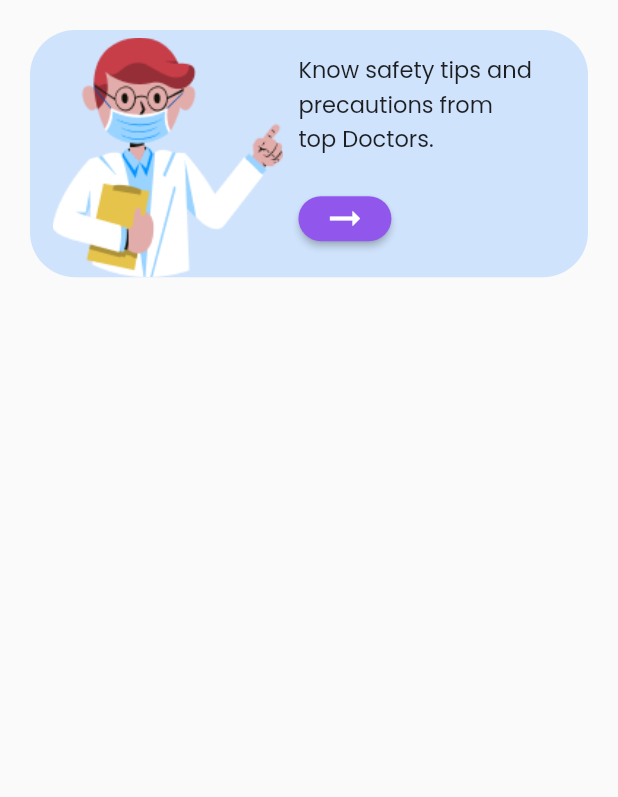
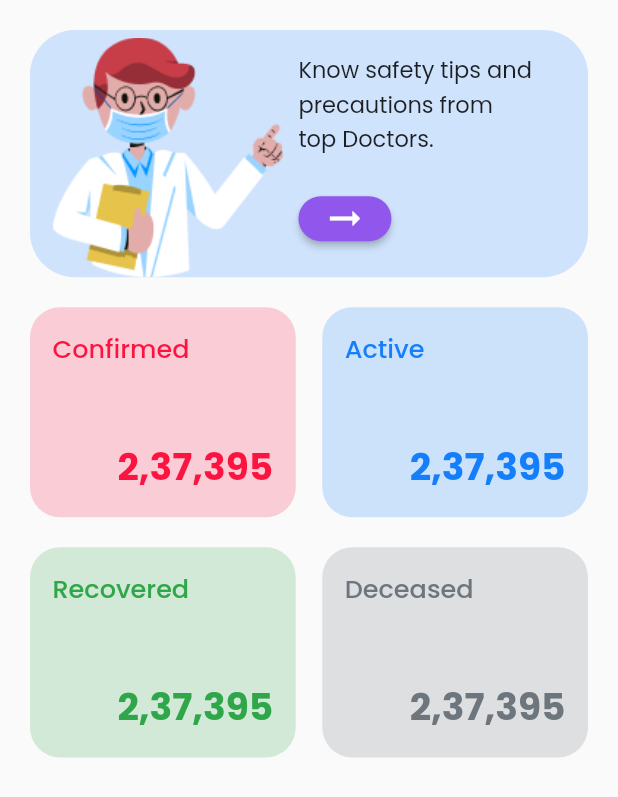
Before and after one commit to saydinaambiya/covid19_summary, a Flutter app: the HomePage screen opened by its route, on a phone screen of 412 x 824 dp. Shown: the top 797 px of the screen. Run offline on Flutter 3.47's test engine with Material 2 defaults, Android fonts, the phone set to English and light mode, and no system bars; our stand-ins replace font_awesome_flutter, google_fonts.

Commit message:
add stats card

```diff
--- a/lib/screens/home.dart
+++ b/lib/screens/home.dart
@@ -1,3 +1,6 @@
+import 'package:covid19_app/theme/color.dart';
+import 'package:covid19_app/theme/font.dart';
+import 'package:covid19_app/widgets/stats.dart';
 import 'package:covid19_app/widgets/tips.dart';
 import 'package:flutter/material.dart';
 
@@ -8,7 +11,46 @@ class HomePage extends StatelessWidget {
   Widget build(BuildContext context) {
     return SafeArea(
         child: Scaffold(
-      body: TipsCard(),
+      body: Padding(
+        padding: const EdgeInsets.only(
+          left: 20,
+          right: 20,
+        ),
+        child: Column(
+          children: [
+            const TipsCard(),
+            Row(
+              children: [
+                StatsCard(
+                  titleStats: 'Confirmed',
+                  valueStats: '2,37,395',
+                  colorStats: redColor,
+                ),
+                const Spacer(),
+                StatsCard(
+                  titleStats: 'Active',
+                  valueStats: '2,37,395',
+                  colorStats: blueColor,
+                ),
+              ],
+            ),
+            Row(
+              children: [
+                StatsCard(
+                    titleStats: 'Recovered',
+                    valueStats: '2,37,395',
+                    colorStats: greenColor),
+                const Spacer(),
+                StatsCard(
+                  titleStats: 'Deceased',
+                  valueStats: '2,37,395',
+                  colorStats: greyColor,
+                ),
+              ],
+            ),
+          ],
+        ),
+      ),
     ));
   }
 }
--- a/lib/screens/onboarding.dart
+++ b/lib/screens/onboarding.dart
@@ -1,5 +1,5 @@
-import 'package:covid19_app/theme/color_style.dart';
-import 'package:covid19_app/theme/font_style.dart';
+import 'package:covid19_app/theme/color.dart';
+import 'package:covid19_app/theme/font.dart';
 import 'package:flutter/material.dart';
 import 'package:font_awesome_flutter/font_awesome_flutter.dart';
 
--- /dev/null
+++ b/lib/theme/color.dart
@@ -0,0 +1,10 @@
+import 'package:flutter/material.dart';
+
+Color blackColor = const Color(0xFF000000);
+Color blueColor = const Color(0xFF157FFB);
+Color blueSoftColor = const Color(0xFFCFE3FC);
+Color greenColor = const Color(0xFF30A64A);
+Color greyColor = const Color(0xFF6D757D);
+Color purpleColor = const Color(0xFF9156EC);
+Color redColor = const Color(0xFFFC1441);
+Color whiteColor = const Color(0xFFFFFFFF);
--- a/lib/theme/color_style.dart
+++ /dev/null
@@ -1,6 +0,0 @@
-import 'package:flutter/material.dart';
-
-Color purpleColor = const Color(0xFF9156EC);
-Color whiteColor = const Color(0xFFFFFFFF);
-Color blueColor = const Color(0xFFCFE3FC);
-Color blackColor = const Color(0xFF000000);
--- a/lib/theme/font_style.dart
+++ b/lib/theme/font.dart
@@ -20,3 +20,19 @@ TextStyle semiboldFont = GoogleFonts.poppins(
   fontSize: 15,
   fontWeight: FontWeight.w700,
 );
+
+TextStyle titleCard(Color color) {
+  return GoogleFonts.poppins(
+    fontSize: 17,
+    fontWeight: FontWeight.w500,
+    color: color,
+  );
+}
+
+TextStyle valueCard(Color color) {
+  return GoogleFonts.poppins(
+    fontSize: 25,
+    fontWeight: FontWeight.w700,
+    color: color,
+  );
+}
--- /dev/null
+++ b/lib/widgets/stats.dart
@@ -0,0 +1,55 @@
+import 'package:covid19_app/theme/color.dart';
+import 'package:covid19_app/theme/font.dart';
+import 'package:flutter/material.dart';
+
+class StatsCard extends StatelessWidget {
+  const StatsCard({
+    Key? key,
+    required this.titleStats,
+    required this.valueStats,
+    required this.colorStats,
+  }) : super(key: key);
+
+  final String titleStats;
+  final String valueStats;
+  final Color colorStats;
+
+  @override
+  Widget build(BuildContext context) {
+    final mediaQueryHeight = MediaQuery.of(context).size.height;
+    final mediaQueryWidth = MediaQuery.of(context).size.width;
+    return Container(
+      margin: const EdgeInsets.only(
+        top: 20,
+      ),
+      height: mediaQueryHeight * 0.17,
+      width: mediaQueryWidth * 0.43,
+      decoration: BoxDecoration(
+        color: colorStats.withOpacity(0.2),
+        borderRadius: BorderRadius.circular(20),
+      ),
+      child: Padding(
+        padding: const EdgeInsets.all(15),
+        child: Column(
+          crossAxisAlignment: CrossAxisAlignment.start,
+          children: [
+            Text(
+              titleStats,
+              style: titleCard(colorStats),
+            ),
+            const Spacer(),
+            Row(
+              mainAxisAlignment: MainAxisAlignment.end,
+              children: [
+                Text(
+                  valueStats,
+                  style: valueCard(colorStats),
+                ),
+              ],
+            )
+          ],
+        ),
+      ),
+    );
+  }
+}
--- a/lib/widgets/tips.dart
+++ b/lib/widgets/tips.dart
@@ -1,5 +1,5 @@
-import 'package:covid19_app/theme/color_style.dart';
-import 'package:covid19_app/theme/font_style.dart';
+import 'package:covid19_app/theme/color.dart';
+import 'package:covid19_app/theme/font.dart';
 import 'package:flutter/material.dart';
 
 class TipsCard extends StatelessWidget {
@@ -10,20 +10,14 @@ class TipsCard extends StatelessWidget {
   @override
   Widget build(BuildContext context) {
     final mediaQueryHeight = MediaQuery.of(context).size.height;
-    final mediaQueryWidth = MediaQuery.of(context).size.width;
-    return Padding(
-      padding: const EdgeInsets.only(
-        left: 20,
-        right: 20,
-      ),
-      child: Column(
+    return Column(
       children: [
         const SizedBox(height: 20),
         Container(
           height: mediaQueryHeight * 0.2,
           width: double.infinity,
           decoration: BoxDecoration(
-              color: blueColor,
+            color: blueSoftColor,
             borderRadius: BorderRadius.circular(30),
           ),
           child: Padding(
@@ -80,7 +74,6 @@ class TipsCard extends StatelessWidget {
           ),
         ),
       ],
-      ),
     );
   }
 }
```
Lines whose indentation alone changed are shown as unchanged.
